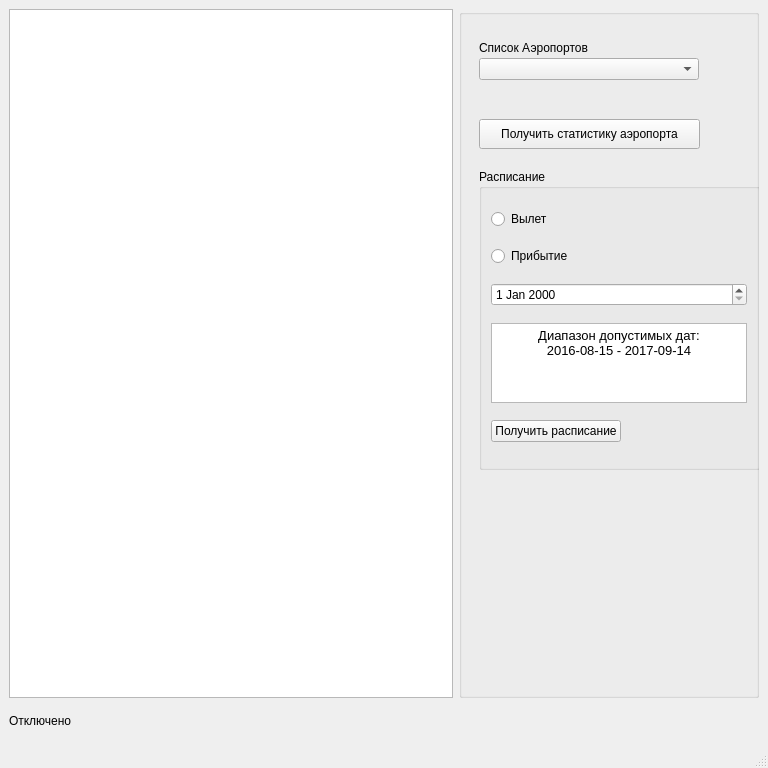
First picture: the form in AirportInspector/mainwindow.ui, repository Grigorii-Loskutov/Qt_projects, before the edit.
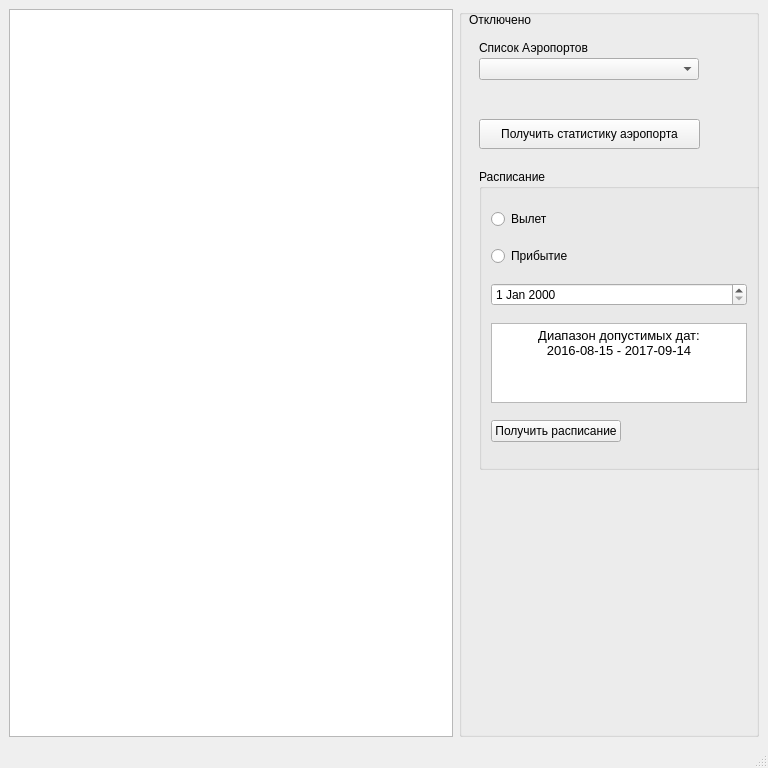
Second picture: the form after the edit.

Patch:
```diff
--- a/AirportInspector/mainwindow.ui
+++ b/AirportInspector/mainwindow.ui
@@ -43,19 +43,6 @@
       </property>
      </widget>
     </item>
-    <item row="1" column="0">
-     <widget class="QLabel" name="lb_statusConnect">
-      <property name="sizePolicy">
-       <sizepolicy hsizetype="Preferred" vsizetype="Preferred">
-        <horstretch>0</horstretch>
-        <verstretch>0</verstretch>
-       </sizepolicy>
-      </property>
-      <property name="text">
-       <string>Отключено</string>
-      </property>
-     </widget>
-    </item>
     <item row="0" column="1">
      <widget class="QGroupBox" name="groupBox">
       <property name="sizePolicy">
@@ -226,6 +213,25 @@
         <string>Список Аэропортов</string>
        </property>
       </widget>
+      <widget class="QLabel" name="lb_statusConnect">
+       <property name="geometry">
+        <rect>
+         <x>10</x>
+         <y>0</y>
+         <width>281</width>
+         <height>22</height>
+        </rect>
+       </property>
+       <property name="sizePolicy">
+        <sizepolicy hsizetype="Preferred" vsizetype="Preferred">
+         <horstretch>0</horstretch>
+         <verstretch>0</verstretch>
+        </sizepolicy>
+       </property>
+       <property name="text">
+        <string>Отключено</string>
+       </property>
+      </widget>
      </widget>
     </item>
    </layout>
```
Left out of the diff: 2 changed lines with no effect on the pictures.
